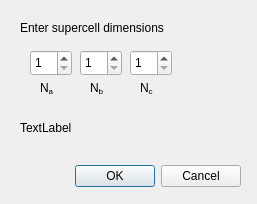
First picture: the form in src/molara/Gui/supercell_dialog.ui, repository Molara-Lab/Molara, before the edit.
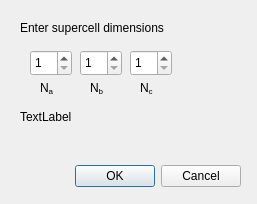
Second picture: the form after the edit.

Commit message: Label for number of atoms in supercell dialog

```diff
--- a/src/molara/Gui/supercell_dialog.ui
+++ b/src/molara/Gui/supercell_dialog.ui
@@ -117,14 +117,17 @@
    <property name="geometry">
     <rect>
      <x>20</x>
-     <y>120</y>
-     <width>58</width>
-     <height>16</height>
+     <y>110</y>
+     <width>211</width>
+     <height>41</height>
     </rect>
    </property>
    <property name="text">
     <string>TextLabel</string>
    </property>
+   <property name="alignment">
+    <set>Qt::AlignLeading|Qt::AlignLeft|Qt::AlignTop</set>
+   </property>
   </widget>
   <widget class="QLabel" name="label">
    <property name="geometry">
```
The commit also changes 4 other files.
